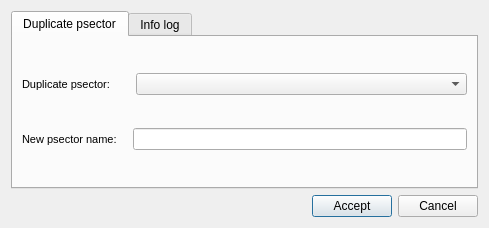
First picture: the form in core/ui/toolbars/plan/psector_duplicate.ui, repository Giswater/giswater_qgis_plugin, before the edit.
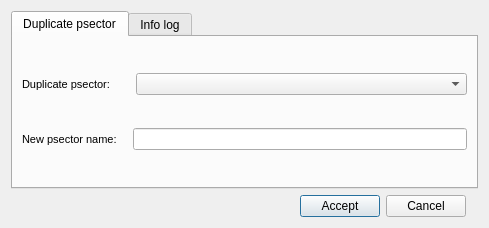
Second picture: the form after the edit.

Commit message: style(ui): add lyt_buttons QGridLayout for all dialogs.

```diff
--- a/core/ui/toolbars/plan/psector_duplicate.ui
+++ b/core/ui/toolbars/plan/psector_duplicate.ui
@@ -146,7 +146,25 @@
      </widget>
     </widget>
    </item>
-   <item row="1" column="0">
+   <item row="2" column="0">
+    <layout class="QGridLayout" name="lyt_buttons">
+     <property name="topMargin">
+      <number>0</number>
+     </property>
+     <item row="0" column="1">
+      <widget class="QPushButton" name="btn_accept">
+       <property name="sizePolicy">
+        <sizepolicy hsizetype="Minimum" vsizetype="Fixed">
+         <horstretch>0</horstretch>
+         <verstretch>0</verstretch>
+        </sizepolicy>
+       </property>
+       <property name="text">
+        <string>Accept</string>
+       </property>
+      </widget>
+     </item>
+     <item row="0" column="0">
     <spacer name="horizontalSpacer">
      <property name="orientation">
       <enum>Qt::Horizontal</enum>
@@ -159,20 +177,7 @@
      </property>
     </spacer>
    </item>
-   <item row="1" column="1">
-    <widget class="QPushButton" name="btn_accept">
-     <property name="sizePolicy">
-      <sizepolicy hsizetype="Minimum" vsizetype="Fixed">
-       <horstretch>0</horstretch>
-       <verstretch>0</verstretch>
-      </sizepolicy>
-     </property>
-     <property name="text">
-      <string>Accept</string>
-     </property>
-    </widget>
-   </item>
-   <item row="1" column="2">
+     <item row="0" column="2">
     <widget class="QPushButton" name="btn_cancel">
      <property name="sizePolicy">
       <sizepolicy hsizetype="Minimum" vsizetype="Fixed">
@@ -184,6 +189,8 @@
       <string>Cancel</string>
      </property>
     </widget>
+     </item>
+    </layout>
    </item>
   </layout>
  </widget>
```
Lines whose indentation alone changed are shown as unchanged. The commit also changes 58 other files.
